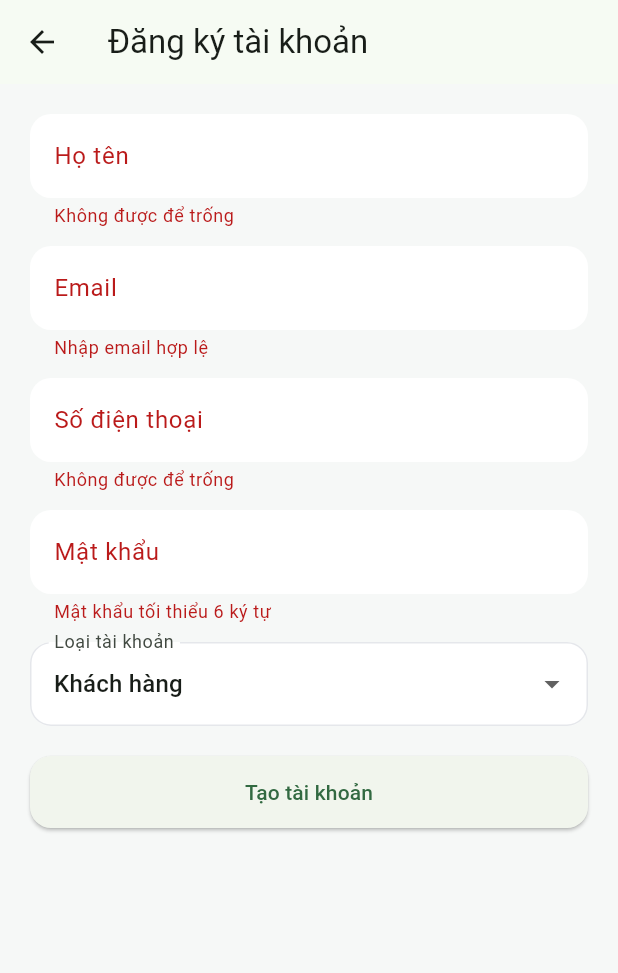
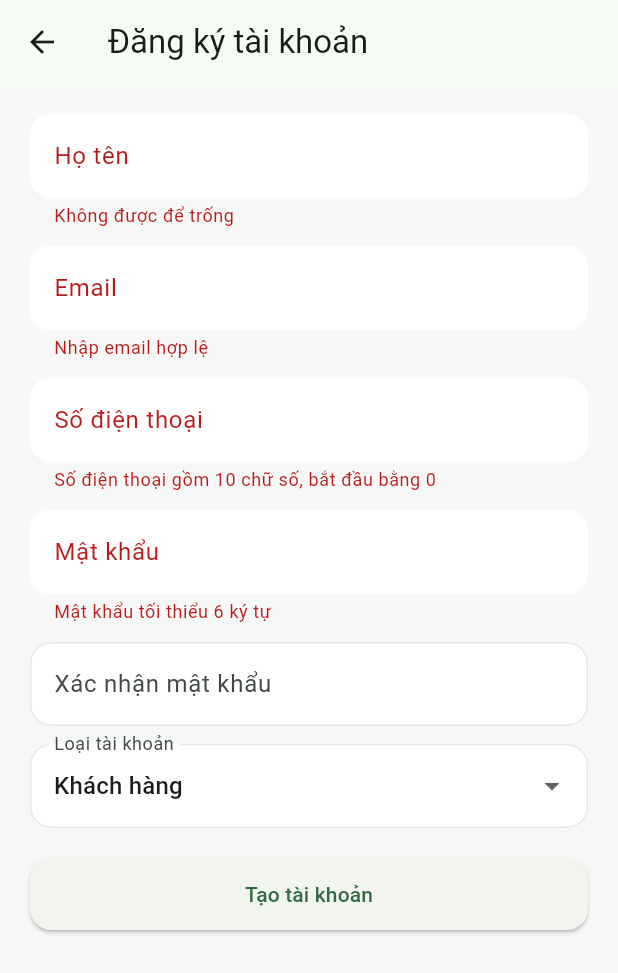
Before and after one commit to giahuy5523/DeTai_QuanLiDatSanTheThao_DiDong, a Flutter app: the RegisterScreen screen opened by its route, after a tap on "Tạo tài khoản", on a phone screen of 412 x 824 dp. Shown: the top 973 px of the screen. Run offline on Flutter 3.47's test engine with Material 3 defaults, Android fonts, the phone set to English and light mode, and no system bars; accounts and stored records are empty.

Commit message:
Complete October 6 Login/Register with mock authentication and tests

```diff
--- a/lib/data/mock_store.dart
+++ b/lib/data/mock_store.dart
@@ -2,18 +2,53 @@ import '../models/booking.dart';
 import '../models/promotion.dart';
 import '../models/service.dart';
 import '../models/venue.dart';
+import '../models/user.dart';
 
 /// Kho dữ liệu tạm thời dùng cho giai đoạn giao diện/mô phỏng.
 /// Sau này có thể thay lớp này bằng Firebase/SQLite mà không phải đổi toàn bộ UI.
 class MockStore {
   MockStore._();
+  static AppUser? currentUser;
 
+  static AppUser? login(String email, String password) {
+    final user = findUserByEmail(email);
+    if (user == null || user.password != password) return null;
+    currentUser = user;
+    return user;
+  }
+
+  static void logout() => currentUser = null;
+  static final List<AppUser> users = [
+    AppUser(
+      id: 'customer1',
+      name: 'Nguyễn Văn Khách',
+      email: 'customer@gmail.com',
+      phone: '0900000001',
+      password: '123456',
+      role: 'customer',
+    ),
+    AppUser(
+      id: 'owner1',
+      name: 'Chủ sân demo',
+      email: 'owner@gmail.com',
+      phone: '0900000002',
+      password: '123456',
+      role: 'owner',
+    ),
+    AppUser(
+      id: 'admin1',
+      name: 'Quản trị viên',
+      email: 'admin@gmail.com',
+      phone: '0900000003',
+      password: '123456',
+      role: 'admin',
+    ),
+  ];
   static final List<Venue> venues = Venue.mockList();
   static final List<Promotion> promotions = Promotion.mockList();
 
   static final Map<String, List<VenueService>> servicesByVenue = {
-    for (final venue in venues)
-      venue.id: VenueService.mockListFor(venue.id),
+    for (final venue in venues) venue.id: VenueService.mockListFor(venue.id),
   };
 
   static final List<Booking> bookings = [
@@ -61,4 +96,27 @@ class MockStore {
   static void addBooking(Booking booking) {
     bookings.add(booking);
   }
+
+  static AppUser? findUserByEmail(String email) {
+    final normalizedEmail = email.trim().toLowerCase();
+
+    for (final user in users) {
+      if (user.email.toLowerCase() == normalizedEmail) {
+        return user;
+      }
+    }
+
+    return null;
+  }
+
+  static bool emailExists(String email) {
+    return findUserByEmail(email) != null;
+  }
+
+  static void addUser(AppUser user) {
+    if (emailExists(user.email)) {
+      throw ArgumentError('Email đã được sử dụng');
+    }
+    users.add(user);
+  }
 }
--- a/lib/models/user.dart
+++ b/lib/models/user.dart
@@ -5,6 +5,7 @@ class AppUser {
   final String name;
   final String email;
   final String phone;
+  final String password;
   final String role;
 
   AppUser({
@@ -12,6 +13,7 @@ class AppUser {
     required this.name,
     required this.email,
     required this.phone,
+    required this.password,
     this.role = 'customer',
   });
 }
--- a/lib/screens/auth/register_screen.dart
+++ b/lib/screens/auth/register_screen.dart
@@ -1,5 +1,7 @@
 import 'package:flutter/material.dart';
-import '../../utils/app_routes.dart';
+import '../../data/mock_store.dart';
+import '../../models/user.dart';
+import '../../utils/auth_validation.dart';
 
 class RegisterScreen extends StatefulWidget {
   const RegisterScreen({super.key});
@@ -14,6 +16,7 @@ class _RegisterScreenState extends State<RegisterScreen> {
   final _email = TextEditingController();
   final _phone = TextEditingController();
   final _password = TextEditingController();
+  final _confirmation = TextEditingController();
   String _role = 'customer';
 
   @override
@@ -22,15 +25,22 @@ class _RegisterScreenState extends State<RegisterScreen> {
     _email.dispose();
     _phone.dispose();
     _password.dispose();
+    _confirmation.dispose();
     super.dispose();
   }
 
   void _submit() {
     if (!(_formKey.currentState?.validate() ?? false)) return;
-    ScaffoldMessenger.of(context).showSnackBar(
-      const SnackBar(content: Text('Tạo tài khoản mô phỏng thành công.')),
-    );
-    Navigator.pushReplacementNamed(context, AppRoutes.login);
+    final email = _email.text.trim().toLowerCase();
+    MockStore.addUser(AppUser(
+      id: 'user${DateTime.now().microsecondsSinceEpoch}',
+      name: _name.text.trim(),
+      email: email,
+      phone: _phone.text.trim(),
+      password: _password.text,
+      role: _role,
+    ));
+    Navigator.pop(context, email);
   }
 
   @override
@@ -42,16 +52,44 @@ class _RegisterScreenState extends State<RegisterScreen> {
         child: ListView(
           padding: const EdgeInsets.all(20),
           children: [
-            TextFormField(controller: _name, decoration: const InputDecoration(labelText: 'Họ tên'), validator: _required),
+            TextFormField(
+                controller: _name,
+                decoration: const InputDecoration(labelText: 'Họ tên'),
+                validator: _required),
             const SizedBox(height: 12),
-            TextFormField(controller: _email, decoration: const InputDecoration(labelText: 'Email'), validator: (v) => (v == null || !v.contains('@')) ? 'Nhập email hợp lệ' : null),
+            TextFormField(
+                controller: _email,
+                keyboardType: TextInputType.emailAddress,
+                decoration: const InputDecoration(labelText: 'Email'),
+                validator: (v) =>
+                    AuthValidation.email(v) ??
+                    (MockStore.emailExists(v!)
+                        ? 'Email đã được sử dụng'
+                        : null)),
             const SizedBox(height: 12),
-            TextFormField(controller: _phone, keyboardType: TextInputType.phone, decoration: const InputDecoration(labelText: 'Số điện thoại'), validator: _required),
+            TextFormField(
+                controller: _phone,
+                keyboardType: TextInputType.phone,
+                decoration: const InputDecoration(labelText: 'Số điện thoại'),
+                validator: AuthValidation.phone),
             const SizedBox(height: 12),
-            TextFormField(controller: _password, obscureText: true, decoration: const InputDecoration(labelText: 'Mật khẩu'), validator: (v) => (v == null || v.length < 6) ? 'Mật khẩu tối thiểu 6 ký tự' : null),
+            TextFormField(
+                controller: _password,
+                obscureText: true,
+                decoration: const InputDecoration(labelText: 'Mật khẩu'),
+                validator: AuthValidation.password),
+            const SizedBox(height: 12),
+            TextFormField(
+                controller: _confirmation,
+                obscureText: true,
+                decoration:
+                    const InputDecoration(labelText: 'Xác nhận mật khẩu'),
+                validator: (v) => v == _password.text
+                    ? null
+                    : 'Mật khẩu xác nhận không khớp'),
             const SizedBox(height: 12),
             DropdownButtonFormField<String>(
-              value: _role,
+              initialValue: _role,
               decoration: const InputDecoration(labelText: 'Loại tài khoản'),
               items: const [
                 DropdownMenuItem(value: 'customer', child: Text('Khách hàng')),
@@ -60,12 +98,14 @@ class _RegisterScreenState extends State<RegisterScreen> {
               onChanged: (v) => setState(() => _role = v ?? 'customer'),
             ),
             const SizedBox(height: 20),
-            ElevatedButton(onPressed: _submit, child: const Text('Tạo tài khoản')),
+            ElevatedButton(
+                onPressed: _submit, child: const Text('Tạo tài khoản')),
           ],
         ),
       ),
     );
   }
 
-  String? _required(String? value) => (value == null || value.trim().isEmpty) ? 'Không được để trống' : null;
+  String? _required(String? value) =>
+      (value == null || value.trim().isEmpty) ? 'Không được để trống' : null;
 }
--- a/lib/screens/customer/booking_history_screen.dart
+++ b/lib/screens/customer/booking_history_screen.dart
@@ -12,7 +12,7 @@ class BookingHistoryScreen extends StatefulWidget {
 class _BookingHistoryScreenState extends State<BookingHistoryScreen> {
   @override
   Widget build(BuildContext context) {
-    final bookings = MockStore.customerBookings('customer1');
+    final bookings = MockStore.customerBookings(MockStore.currentUser?.id ?? '');
     return Scaffold(
       appBar: AppBar(title: const Text('Lịch sử đặt sân')),
       body: bookings.isEmpty
--- a/lib/screens/customer/search_screen.dart
+++ b/lib/screens/customer/search_screen.dart
@@ -39,7 +39,7 @@ class _SearchScreenState extends State<SearchScreen> {
           child: Row(children: [
             Expanded(
               child: DropdownButtonFormField<String>(
-                value: _sport,
+                initialValue: _sport,
                 decoration: const InputDecoration(labelText: 'Môn thể thao'),
                 items: sports.map((s) => DropdownMenuItem(value: s, child: Text(s))).toList(),
                 onChanged: (v) => setState(() => _sport = v ?? 'Tất cả'),
--- a/lib/screens/owner/upload_venue_screen.dart
+++ b/lib/screens/owner/upload_venue_screen.dart
@@ -40,7 +40,7 @@ class _UploadVenueScreenState extends State<UploadVenueScreen> {
         const SizedBox(height: 12),
         TextField(controller: _address, decoration: const InputDecoration(labelText: 'Địa chỉ')),
         const SizedBox(height: 12),
-        DropdownButtonFormField<String>(value: _sportType, decoration: const InputDecoration(labelText: 'Loại sân'), items: const [
+        DropdownButtonFormField<String>(initialValue: _sportType, decoration: const InputDecoration(labelText: 'Loại sân'), items: const [
           DropdownMenuItem(value: 'Bóng đá', child: Text('Bóng đá')),
           DropdownMenuItem(value: 'Cầu lông', child: Text('Cầu lông')),
           DropdownMenuItem(value: 'Tennis', child: Text('Tennis')),
--- /dev/null
+++ b/lib/utils/auth_validation.dart
@@ -0,0 +1,17 @@
+class AuthValidation {
+  static String? email(String? value) {
+    return RegExp(r'^[^\s@]+@[^\s@]+\.[^\s@]+$').hasMatch(value?.trim() ?? '')
+        ? null
+        : 'Nhập email hợp lệ';
+  }
+
+  static String? password(String? value) =>
+      value == null || value.trim().length < 6
+          ? 'Mật khẩu tối thiểu 6 ký tự'
+          : null;
+
+  static String? phone(String? value) =>
+      RegExp(r'^0[0-9]{9}$').hasMatch(value?.trim() ?? '')
+          ? null
+          : 'Số điện thoại gồm 10 chữ số, bắt đầu bằng 0';
+}
--- a/pubspec.yaml
+++ b/pubspec.yaml
@@ -19,6 +19,5 @@ dev_dependencies:
 flutter:
   uses-material-design: true
   assets:
-    - assets/images/
     - assets/data/mock_data.json
     - assets/db/database.sql
```
Also changed, not shown: lib/screens/admin/statistics_screen.dart (+5 -2 lines), lib/screens/auth/login_screen.dart (+40 -22 lines), lib/screens/customer/payment_screen.dart (+12 -4 lines), lib/screens/customer/profile_screen.dart (+8 -4 lines), lib/screens/owner/manage_venue_screen.dart (+7 -2 lines), 2 other files.
